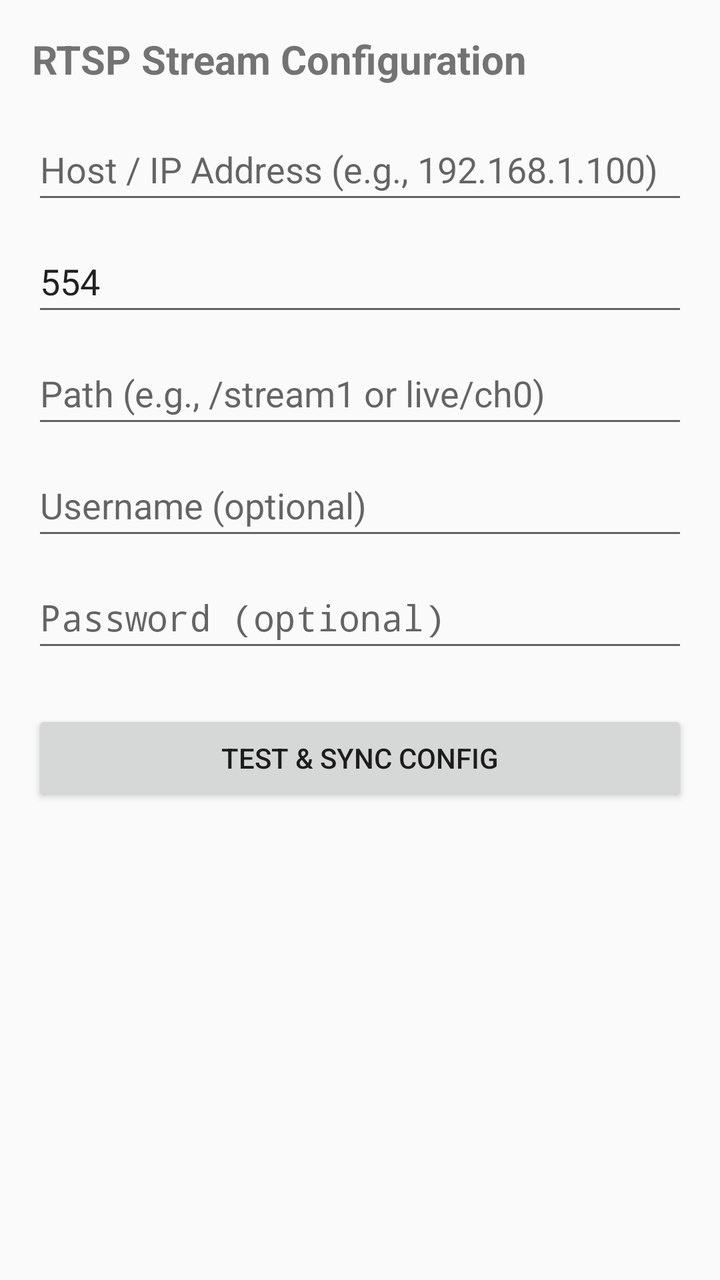
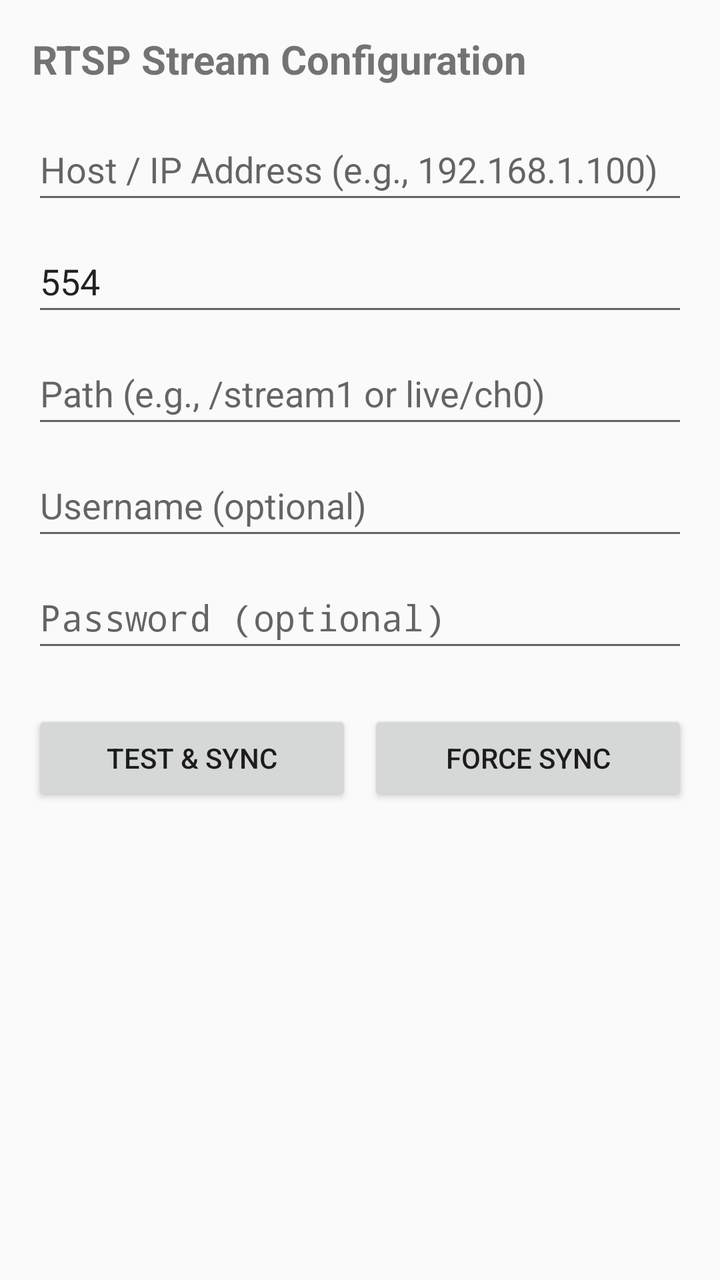

Two renders of the same Android screen: before a commit and after it. Below are the layout's source before the change and the commit's diff.
<!-- AndroidManifest.xml: application theme Theme.AppCompat.DayNight.DarkActionBar -->
<!-- res/layout/activity_main.xml -->
<?xml version="1.0" encoding="utf-8"?>
<ScrollView xmlns:android="http://schemas.android.com/apk/res/android"
    android:layout_width="match_parent"
    android:layout_height="match_parent"
    android:fillViewport="true">

    <LinearLayout
        android:layout_width="match_parent"
        android:layout_height="wrap_content"
        android:orientation="vertical"
        android:padding="16dp">

        <TextView
            android:layout_width="wrap_content"
            android:layout_height="wrap_content"
            android:layout_marginBottom="16dp"
            android:text="RTSP Stream Configuration"
            android:textSize="20sp"
            android:textStyle="bold" />

        <EditText
            android:id="@+id/etHost"
            android:layout_width="match_parent"
            android:layout_height="wrap_content"
            android:hint="Host / IP Address (e.g., 192.168.1.100)"
            android:inputType="textUri"
            android:minHeight="48dp" />

        <EditText
            android:id="@+id/etPort"
            android:layout_width="match_parent"
            android:layout_height="wrap_content"
            android:layout_marginTop="8dp"
            android:hint="Port (default: 554)"
            android:inputType="number"
            android:minHeight="48dp"
            android:text="554" />

        <EditText
            android:id="@+id/etPath"
            android:layout_width="match_parent"
            android:layout_height="wrap_content"
            android:layout_marginTop="8dp"
            android:hint="Path (e.g., /stream1 or live/ch0)"
            android:inputType="text"
            android:minHeight="48dp" />

        <EditText
            android:id="@+id/etUsername"
            android:layout_width="match_parent"
            android:layout_height="wrap_content"
            android:layout_marginTop="8dp"
            android:hint="Username (optional)"
            android:inputType="text"
            android:minHeight="48dp" />

        <EditText
            android:id="@+id/etPassword"
            android:layout_width="match_parent"
            android:layout_height="wrap_content"
            android:layout_marginTop="8dp"
            android:hint="Password (optional)"
            android:inputType="textPassword"
            android:minHeight="48dp" />

        <Button
            android:id="@+id/btnSaveSync"
            android:layout_width="match_parent"
            android:layout_height="wrap_content"
            android:layout_marginTop="24dp"
            android:text="Test &amp; Sync Config" />

        <TextView
            android:id="@+id/tvStatus"
            android:layout_width="match_parent"
            android:layout_height="wrap_content"
            android:layout_marginTop="16dp"
            android:textSize="14sp" />

    </LinearLayout>
</ScrollView>
<!-- resources referenced by this layout -->
<resources>

</resources>

<!-- the commit's change to res/layout/activity_main.xml (unified diff, before → after) -->
@@ -63,12 +63,28 @@
             android:inputType="textPassword"
             android:minHeight="48dp" />
 
-        <Button
-            android:id="@+id/btnSaveSync"
+        <LinearLayout
             android:layout_width="match_parent"
             android:layout_height="wrap_content"
             android:layout_marginTop="24dp"
-            android:text="Test &amp; Sync Config" />
+            android:orientation="horizontal">
+
+            <Button
+                android:id="@+id/btnSaveSync"
+                android:layout_width="0dp"
+                android:layout_height="wrap_content"
+                android:layout_weight="1"
+                android:layout_marginEnd="4dp"
+                android:text="Test &amp; Sync" />
+
+            <Button
+                android:id="@+id/btnForceSync"
+                android:layout_width="0dp"
+                android:layout_height="wrap_content"
+                android:layout_weight="1"
+                android:layout_marginStart="4dp"
+                android:text="Force Sync" />
+        </LinearLayout>
 
         <TextView
             android:id="@+id/tvStatus"
